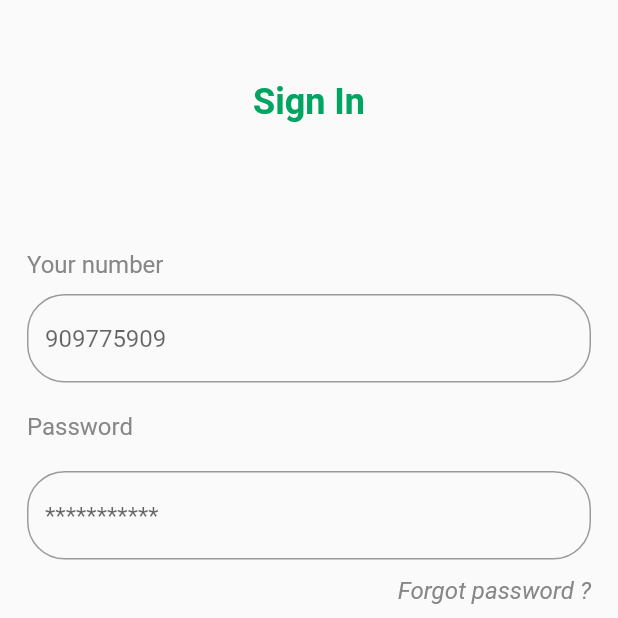
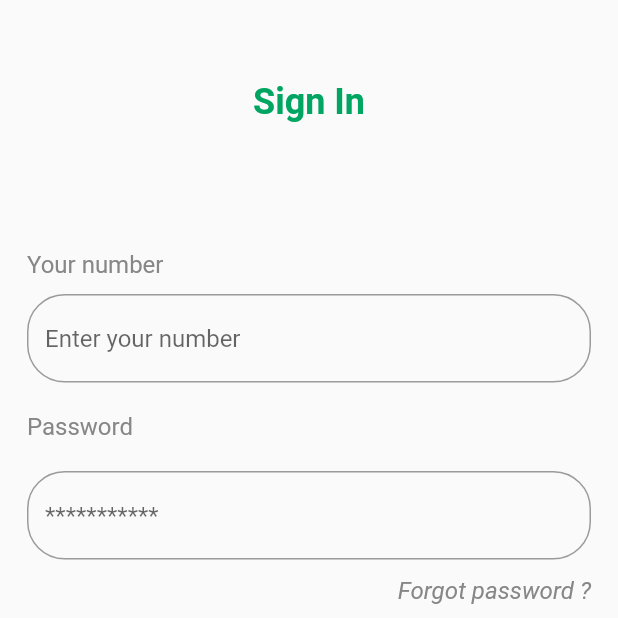
Before and after one commit to 1brokhim01/agro-exam, a Flutter app: the screen it shows after launch, on a phone screen of 412 x 824 dp, the top half of it. Run offline on Flutter 3.47's test engine with Material 2 defaults, Android fonts, the phone set to English and light mode, and no system bars.

Commit message:
Read me da ozgarish boldi

```diff
--- a/lib/screens/login_screen/login_screen.dart
+++ b/lib/screens/login_screen/login_screen.dart
@@ -67,7 +67,7 @@ class _Login_screenState extends State<Login_screen> {
                       TextFormField(
                         controller: _emailController,
                         decoration: InputDecoration(
-                          hintText: ("909775909"),
+                          hintText: ("Enter your number"),
                           border: OutlineInputBorder(
                             borderRadius: BorderRadius.circular(25),
                           ),
```
Also changed, not shown: 9 other files.
